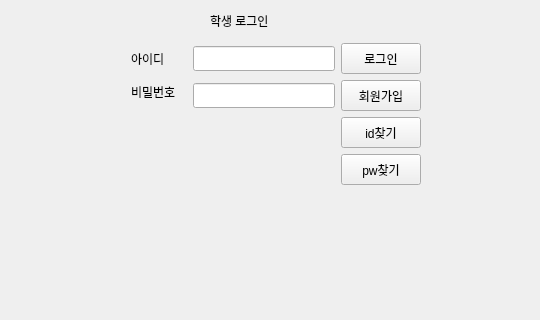
Old version of the form student_untitled.ui in the repository Eduappproject/education_application; both pictures show x 0 to 540 and y 98 to 418 of the 886 by 684 pixel window.
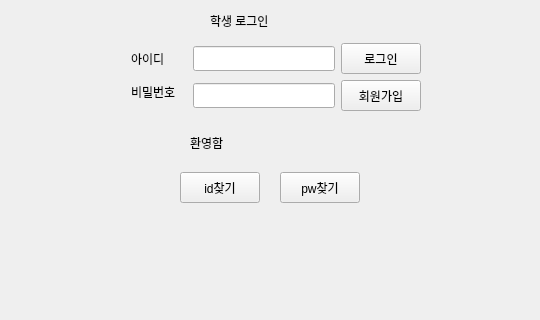
New version of the form. The open tabs and pages were chosen to show the change.

Commit message: 로그인 버튼 누를시 서버로 정보전송

Diff of the .ui file:
```diff
--- a/student_untitled.ui
+++ b/student_untitled.ui
@@ -120,8 +120,8 @@
      </property>
      <property name="geometry">
       <rect>
-       <x>331</x>
-       <y>205</y>
+       <x>170</x>
+       <y>260</y>
        <width>80</width>
        <height>31</height>
       </rect>
@@ -136,8 +136,8 @@
      </property>
      <property name="geometry">
       <rect>
-       <x>331</x>
-       <y>242</y>
+       <x>270</x>
+       <y>260</y>
        <width>80</width>
        <height>31</height>
       </rect>
@@ -146,6 +146,19 @@
       <string>pw찾기</string>
      </property>
     </widget>
+    <widget class="QLabel" name="loginLabel">
+     <property name="geometry">
+      <rect>
+       <x>180</x>
+       <y>220</y>
+       <width>151</width>
+       <height>21</height>
+      </rect>
+     </property>
+     <property name="text">
+      <string>환영함</string>
+     </property>
+    </widget>
    </widget>
    <widget class="QWidget" name="page_4">
     <widget class="QLabel" name="label_9">
```
Left out of the diff: 13 changed lines with no effect on the pictures. The commit also changes 1 other file.
